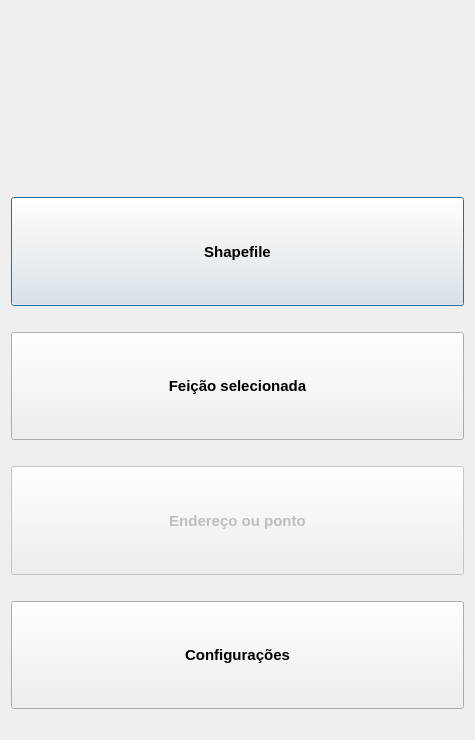
The window that screens/main_window.ui (spuhub/prisma) describes before a commit, drawn with Qt 5.
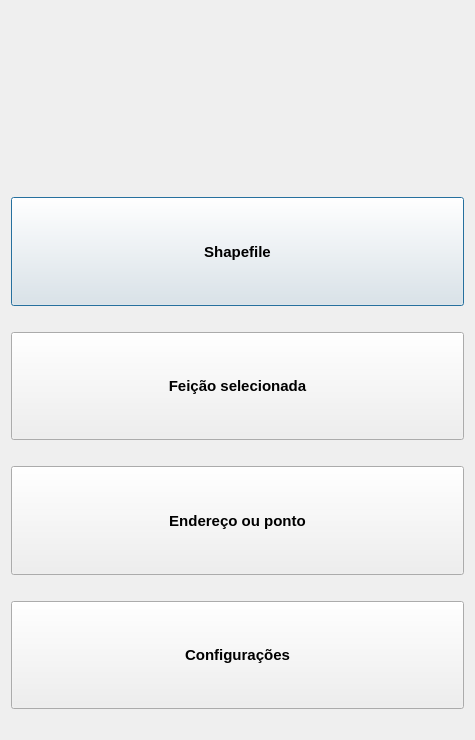
The same window after the commit. Icons and pictures are not drawn.

Patch:
```diff
--- a/screens/main_window.ui
+++ b/screens/main_window.ui
@@ -132,7 +132,7 @@
      <item>
       <widget class="QPushButton" name="btn_endereco">
        <property name="enabled">
-        <bool>false</bool>
+        <bool>true</bool>
        </property>
        <property name="sizePolicy">
         <sizepolicy hsizetype="Expanding" vsizetype="Expanding">
```
